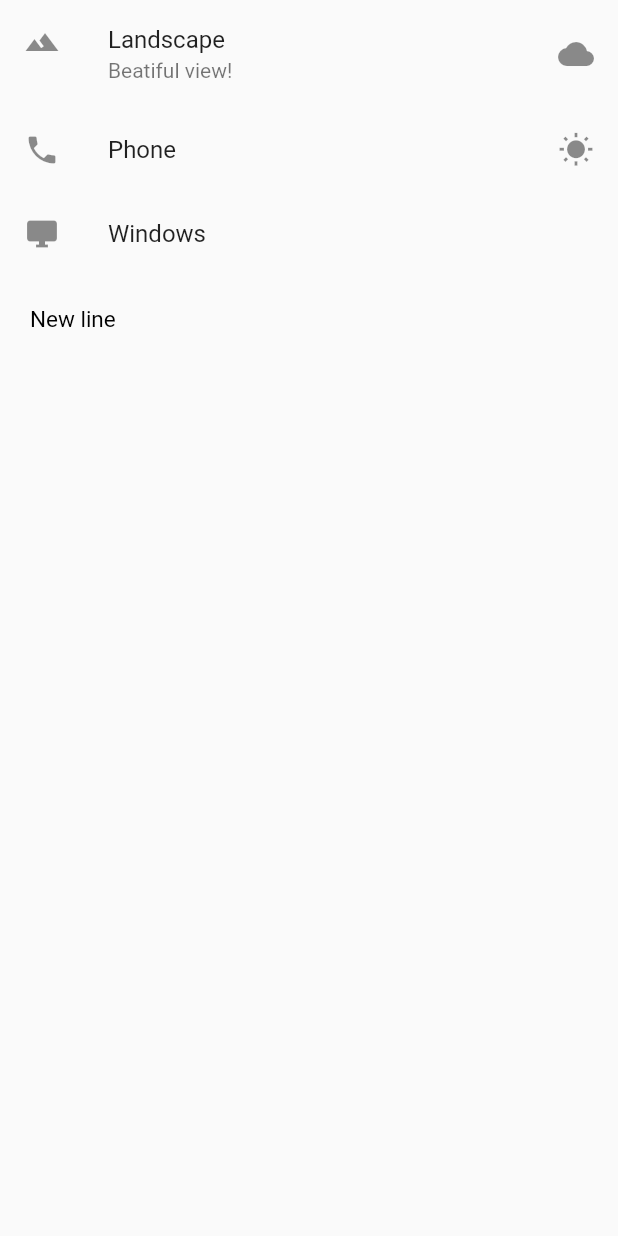
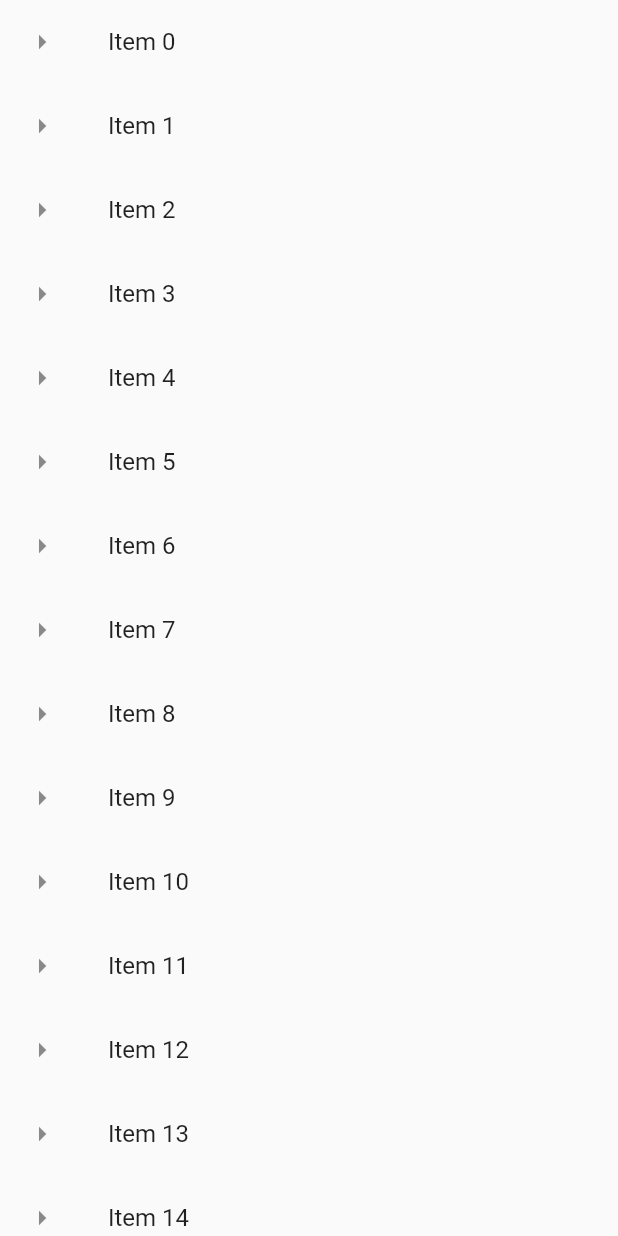
Before and after one commit to amol-patil09/Flutter-Demo, a Flutter app: what getListView() shows on an empty page, opened directly, on a phone screen of 412 x 824 dp. Run offline on Flutter 3.47's test engine with Material 2 defaults, Android fonts, the phone set to English and light mode, and no system bars; our stand-ins replace fluttertoast.

Commit message:
# 2.7-Long list demo

```diff
--- a/lib/main.dart
+++ b/lib/main.dart
@@ -1,44 +1,37 @@
-import 'package:demo_app/app_screens/home.dart';
 import 'package:flutter/material.dart';
+import 'package:fluttertoast/fluttertoast.dart';
 
 void main() => runApp(MaterialApp(
     debugShowCheckedModeBanner: false,
     title: "Exploring UI Widgets",
     home: Scaffold(
       appBar: AppBar(
-        title: Text("My Flutter App"),
+        title: Text("Long List"),
       ),
       body: getListView(),
     )));
 
+List<String> getListElements() {
+  var items = List<String>.generate(100, (index) => "Item ${index}");
+  return items;
+}
+
 Widget getListView() {
+  var listItems = getListElements();
 
-  var listview = ListView(
-    children: [
-      ListTile(
-        leading: Icon(Icons.landscape),
-        title: Text("Landscape"),
-        subtitle: Text("Beatiful view!"),
-        trailing: Icon(Icons.wb_cloudy),
-      ),
-      ListTile(
-        leading: Icon(Icons.phone),
-        title: Text("Phone"),
-        trailing: Icon(Icons.wb_sunny),
-      ),
-      ListTile(
-        leading: Icon(Icons.desktop_windows),
-        title: Text("Windows"),
-        onTap: (){
-          debugPrint("Windows tapped");
-        }
-      ),
-      Container(
-          padding: EdgeInsets.all(20.0),
-          child:Text("New line",style: TextStyle(fontSize: 15.0,color: Colors.black))
-      )
-
-    ],
+  var listview = ListView.builder(
+    itemBuilder: (BuildContext context, int index) {
+      return ListTile(
+        leading: Icon(Icons.arrow_right),
+        title: Text(listItems[index]),
+        onTap: () {
+          Fluttertoast.showToast(
+              msg: "${listItems[index]} was tapped",
+              toastLength: Toast.LENGTH_SHORT,
+              gravity: ToastGravity.SNACKBAR);
+        },
+      );
+    },
   );
   return listview;
 }
--- a/pubspec.yaml
+++ b/pubspec.yaml
@@ -28,6 +28,7 @@ dependencies:
   # The following adds the Cupertino Icons font to your application.
   # Use with the CupertinoIcons class for iOS style icons.
   cupertino_icons: ^1.0.2
+  fluttertoast: ^8.0.8
 
 dev_dependencies:
   flutter_test:
```
Also changed, not shown: pubspec.lock.
